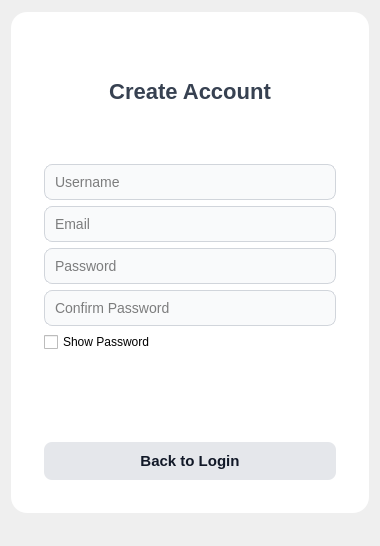
The window that Client/signupform.ui (lgy987/IntelliMed) describes before a commit, drawn with Qt 5.
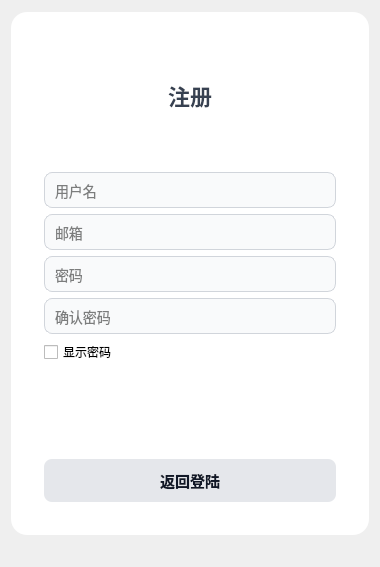
The same window after the commit.

Patch:
```diff
--- a/Client/signupform.ui
+++ b/Client/signupform.ui
@@ -7,7 +7,7 @@
     <x>0</x>
     <y>0</y>
     <width>380</width>
-    <height>546</height>
+    <height>567</height>
    </rect>
   </property>
   <property name="windowTitle">
@@ -78,14 +78,14 @@
         }
       </string>
      </property>
-     <layout class="QVBoxLayout" name="formLayout" stretch="0,0,0,0,0,0,0,0,0">
+     <layout class="QVBoxLayout" name="formLayout" stretch="0,0,0,0,0,0,0,0,0,0">
       <item>
        <widget class="QLabel" name="titleLabel">
         <property name="styleSheet">
          <string notr="true">font-size:22px; font-weight:bold; margin:10px 0;</string>
         </property>
         <property name="text">
-         <string>Create Account</string>
+         <string>注册</string>
         </property>
         <property name="alignment">
          <set>Qt::AlignmentFlag::AlignCenter</set>
@@ -110,14 +110,14 @@
       <item>
        <widget class="QLineEdit" name="usernameEdit">
         <property name="placeholderText">
-         <string>Username</string>
+         <string>用户名</string>
         </property>
        </widget>
       </item>
       <item>
        <widget class="QLineEdit" name="emailEdit">
         <property name="placeholderText">
-         <string>Email</string>
+         <string>邮箱</string>
         </property>
        </widget>
       </item>
@@ -127,7 +127,7 @@
          <enum>QLineEdit::EchoMode::Password</enum>
         </property>
         <property name="placeholderText">
-         <string>Password</string>
+         <string>密码</string>
         </property>
        </widget>
       </item>
@@ -137,14 +137,14 @@
          <enum>QLineEdit::EchoMode::Password</enum>
         </property>
         <property name="placeholderText">
-         <string>Confirm Password</string>
+         <string>确认密码</string>
         </property>
        </widget>
       </item>
       <item>
        <widget class="QCheckBox" name="showPasswordCheckBox">
         <property name="text">
-         <string>Show Password</string>
+         <string>显示密码</string>
         </property>
        </widget>
       </item>
@@ -170,14 +170,14 @@
       <item>
        <widget class="QPushButton" name="signUpButton">
         <property name="text">
-         <string>Sign Up</string>
+         <string>注册</string>
         </property>
        </widget>
       </item>
       <item>
        <widget class="QPushButton" name="backToLoginButton">
         <property name="text">
-         <string>Back to Login</string>
+         <string>返回登陆</string>
         </property>
        </widget>
       </item>
```
